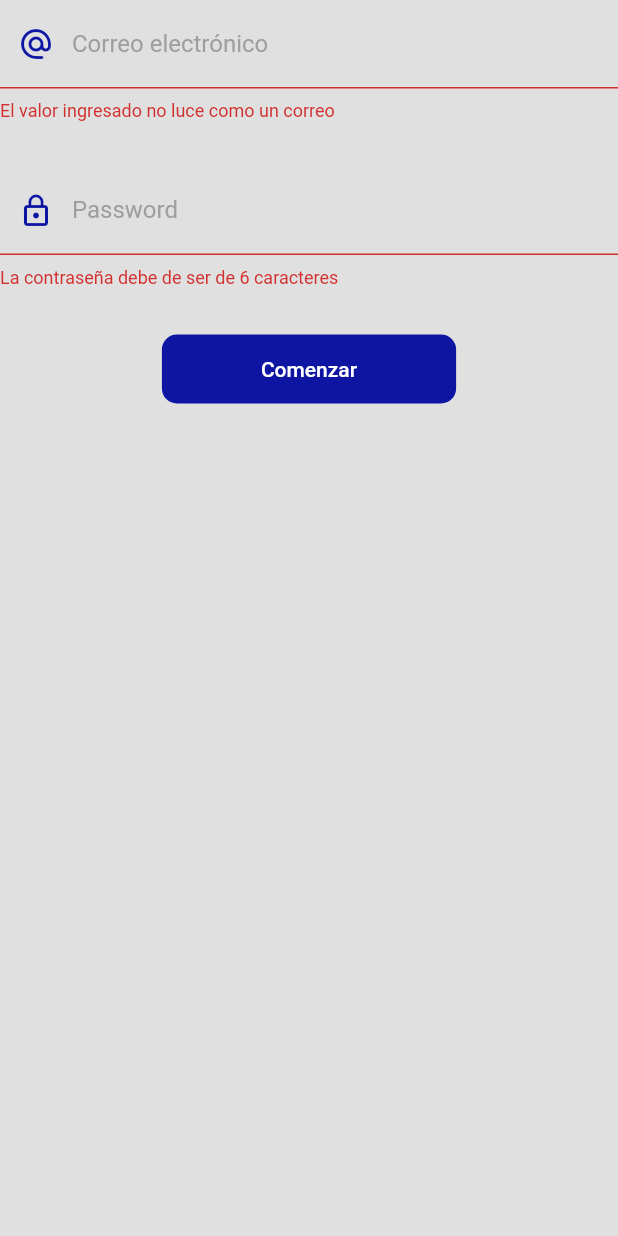
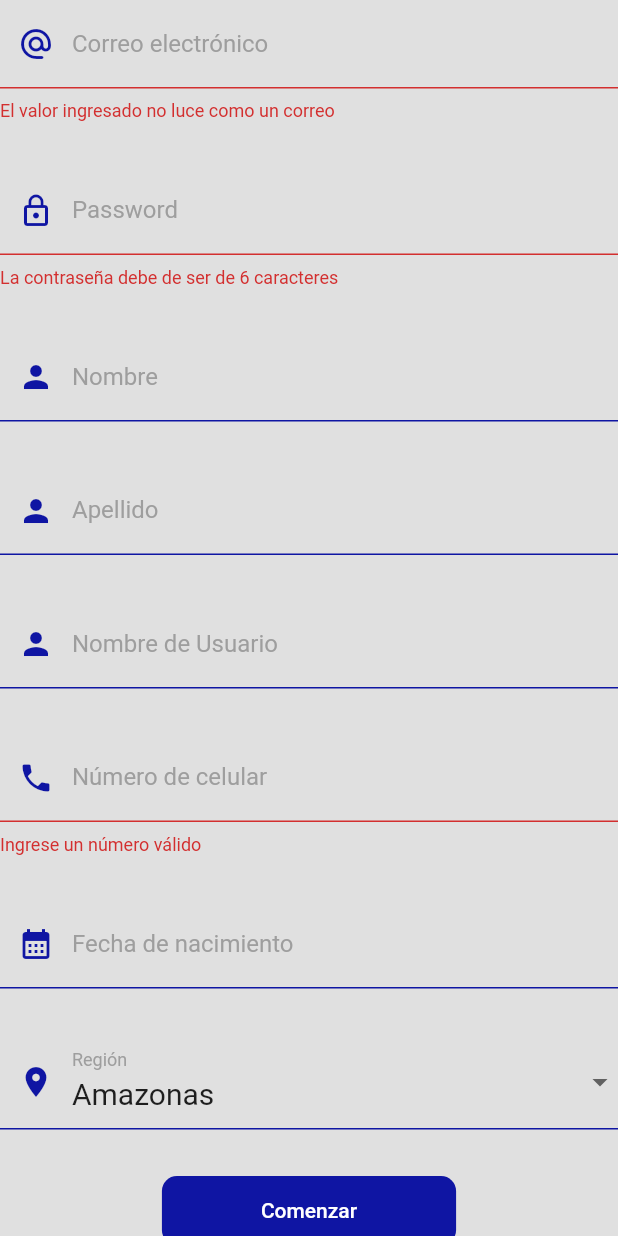
Before and after one commit to FrancoEVP10/fastporte-app, a Flutter app: the _RegisterForm widget shown alone on an empty page, opened directly, after a tap on "Comenzar", on a phone screen of 412 x 824 dp. Run offline on Flutter 3.47's test engine with Material 2 defaults, Android fonts, the phone set to English and light mode, and no system bars; our stand-ins replace flutter_secure_storage; accounts and stored records are empty.

Commit message:
refactor: changes in some files

```diff
--- a/lib/auth/screens/login_screen.dart
+++ b/lib/auth/screens/login_screen.dart
@@ -38,14 +38,6 @@ class LoginScreen extends StatelessWidget {
                 )
               ),
               SizedBox( height: 20 ),
-              TextButton(
-                onPressed: () => Navigator.pushReplacementNamed(context, 'forgotpassword'),
-                style: ButtonStyle(
-                  overlayColor: MaterialStateProperty.all( Colors.indigo.withOpacity(0.1)),
-                  shape: MaterialStateProperty.all( StadiumBorder() )
-                ),
-                child: Text('Olvide mi contraseña', style: TextStyle( fontSize: 18, color: Colors.black87 ),)
-              ),
               TextButton(
                 onPressed: () => Navigator.pushReplacementNamed(context, 'register'),
                 style: ButtonStyle(
--- a/lib/auth/screens/register_screen.dart
+++ b/lib/auth/screens/register_screen.dart
@@ -1,9 +1,11 @@
-import 'package:fastporte_app/auth/providers/login_form_provider.dart';
+import 'package:fastporte_app/auth/model/user.dart';
+import 'package:fastporte_app/auth/providers/register_form_provider.dart';
 import 'package:fastporte_app/auth/services/services.dart';
 import 'package:fastporte_app/ui/input_decorations.dart';
 import 'package:fastporte_app/widgets/widgets.dart';
 import 'package:flutter/material.dart';
 import 'package:provider/provider.dart';
+import 'package:intl/intl.dart';
 
 
 
@@ -30,7 +32,7 @@ class RegisterScreen extends StatelessWidget {
                     SizedBox( height: 30 ),
 
                     ChangeNotifierProvider(
-                      create: ( _ ) => LoginFormProvider(),
+                      create: ( _ ) => RegisterFormProvider(),
                       child: _RegisterForm()
                     )
 
@@ -58,12 +60,32 @@ class RegisterScreen extends StatelessWidget {
 }
 
 
-class _RegisterForm extends StatelessWidget {
+class _RegisterForm extends StatefulWidget {
+
+  @override
+  State<_RegisterForm> createState() => _RegisterFormState();
+}
+
+class _RegisterFormState extends State<_RegisterForm> {
+  TextEditingController dateController = TextEditingController();
+  List<String> regiones = [
+    'Amazonas', 'Anchas', 'Apurimac', 'Arequipa', 'Ayacucho', 'Cajamarca', 'Callao','Cusco',
+    'Huancavelica', 'Huanuco', 'Ica', 'Junin', 'La Libertad', 'Lambayeque', 'Lima', 'Loreto',
+    'Madre de Dios', 'Moquegua', 'Pasco', 'Piura', 'Puno', 'San Martín', ' Tacna', 'Tumbes',
+    'Ucayali'
+  ];
+  String? selectedItem = 'Amazonas';
+
+  @override
+  void initState(){
+    dateController.text = '';
+    super.initState();
+  }
 
   @override
   Widget build(BuildContext context) {
 
-    final registerForm = Provider.of<LoginFormProvider>(context);
+    final registerForm = Provider.of<RegisterFormProvider>(context);
 
     return Form(
       key: registerForm.formKey,
@@ -98,7 +120,7 @@ class _RegisterForm extends StatelessWidget {
           TextFormField(
             autocorrect: false,
             obscureText: true,
-            keyboardType: TextInputType.emailAddress,
+            keyboardType: TextInputType.text,
             decoration: InputDecorations.authInputDecoration(
               hintText: '*****',
               labelText: 'Password',
@@ -109,6 +131,135 @@ class _RegisterForm extends StatelessWidget {
                 return ( value != null && value.length >= 6 )
                   ? null
                   : 'La contraseña debe de ser de 6 caracteres';
+            },
+          ),
+
+          SizedBox( height: 30 ),
+
+          TextFormField(
+            autocorrect: false,
+            keyboardType: TextInputType.text,
+            decoration: InputDecorations.authInputDecoration(
+              hintText: 'John',
+              labelText: 'Nombre',
+              prefixIcon: Icons.person
+            ),
+            onChanged: ( value ) => registerForm.name = value,
+            validator: ( value ) {
+
+                return ( value != null )
+                  ? null
+                  : 'Este campo es requerido';
+
+            },
+          ),
+
+          SizedBox( height: 30 ),
+
+          TextFormField(
+            autocorrect: false,
+            keyboardType: TextInputType.text,
+            decoration: InputDecorations.authInputDecoration(
+              hintText: 'Doe',
+              labelText: 'Apellido',
+              prefixIcon: Icons.person
+            ),
+            onChanged: ( value ) => registerForm.lastname = value,
+            validator: ( value ) {
+
+                return ( value != null )
+                  ? null
+                  : 'Este campo es requerido';
+
+            },
+          ),
+
+          SizedBox( height: 30 ),
+
+          TextFormField(
+            autocorrect: false,
+            keyboardType: TextInputType.text,
+            decoration: InputDecorations.authInputDecoration(
+              hintText: 'johndoe10',
+              labelText: 'Nombre de Usuario',
+              prefixIcon: Icons.person
+            ),
+            onChanged: ( value ) => registerForm.username = value,
+            validator: ( value ) {
+
+                return ( value != null )
+                  ? null
+                  : 'Este campo es requerido';
+
+            },
+          ),
+
+          SizedBox( height: 30 ),
+
+          TextFormField(
+            autocorrect: false,
+            keyboardType: TextInputType.text,
+            decoration: InputDecorations.authInputDecoration(
+              hintText: '987654321',
+              labelText: 'Número de celular',
+              prefixIcon: Icons.phone
+            ),
+            onChanged: ( value ) => registerForm.phone = value,
+            validator: ( value ) {
+                if ( value == null ) {
+                  return 'Este campo es obligatorio';
+                }else if (value.length != 9){
+                  return 'Ingrese un número válido';
+                }else {
+                  return null;
+                }
+            },
+          ),
+
+          SizedBox( height: 30 ),
+
+          TextFormField(
+            controller: dateController,
+            decoration: InputDecorations.authInputDecoration(
+              hintText: '10/01/2000',
+              labelText: "Fecha de nacimiento",
+              prefixIcon: Icons.calendar_month,
+            ),
+            onTap: () async {
+                  DateTime? pickedDate = await showDatePicker(
+                      context: context,
+                       initialDate: DateTime.now(),
+                      firstDate: DateTime(2000),
+                      lastDate: DateTime(2101)
+                  );
+
+                  if(pickedDate != null ){
+                      String formattedDate = DateFormat('dd-MM-yyyy').format(pickedDate);
+
+                      setState(() {
+                         dateController.text = formattedDate;
+                      });
+                  }
+            },
+            onChanged: (value) => registerForm.birthdate = value as DateTime,
+          ),
+
+          SizedBox( height: 30 ),
+
+          DropdownButtonFormField<String>(
+            decoration: InputDecorations.authInputDecoration(
+              hintText: 'Selecciona tu región',
+              labelText: 'Región',
+              prefixIcon: Icons.location_on,
+            ),
+            value: selectedItem,
+            items: regiones.map((item) => DropdownMenuItem<String>(
+              value: item,
+              child: Text(item, style: TextStyle(fontSize: 20),)
+              )).toList(),
+            onChanged: (item) {
+              setState(() => selectedItem = item);
+              registerForm.region = selectedItem!;
             },
           ),
 
@@ -128,9 +279,10 @@ class _RegisterForm extends StatelessWidget {
 
               registerForm.isLoading = true;
 
-              final String? errorMessage = await authService.createUser(registerForm.email, registerForm.password);
-
+              final String? errorMessage = await authService.createUserFirebase(registerForm.email, registerForm.password);
+              final String id =  authService.localId;
               if ( errorMessage == null ) {
+                await authService.createUserBackend(User(birthdate: registerForm.birthdate, description: '', email: registerForm.email, id: id, lastname: registerForm.lastname, name: registerForm.name, phone: registerForm.phone, photo: '', region: registerForm.region, username: registerForm.username));
                 // ignore: use_build_context_synchronously
                 Navigator.pushReplacementNamed(context, 'home');
               } else {
```
